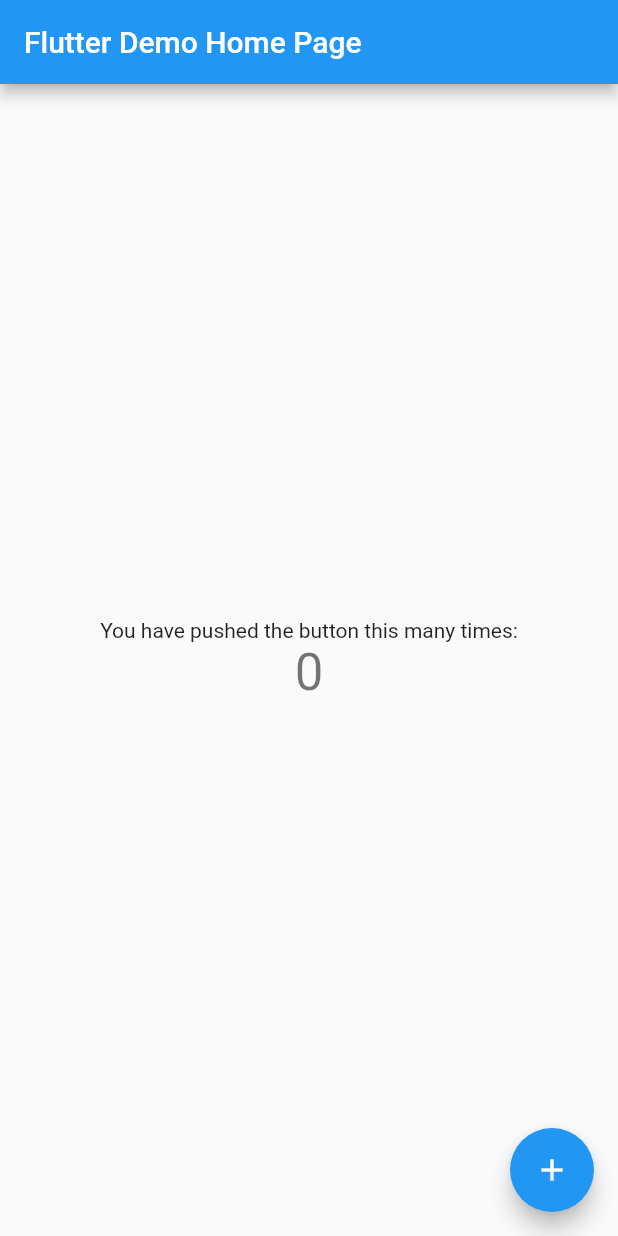
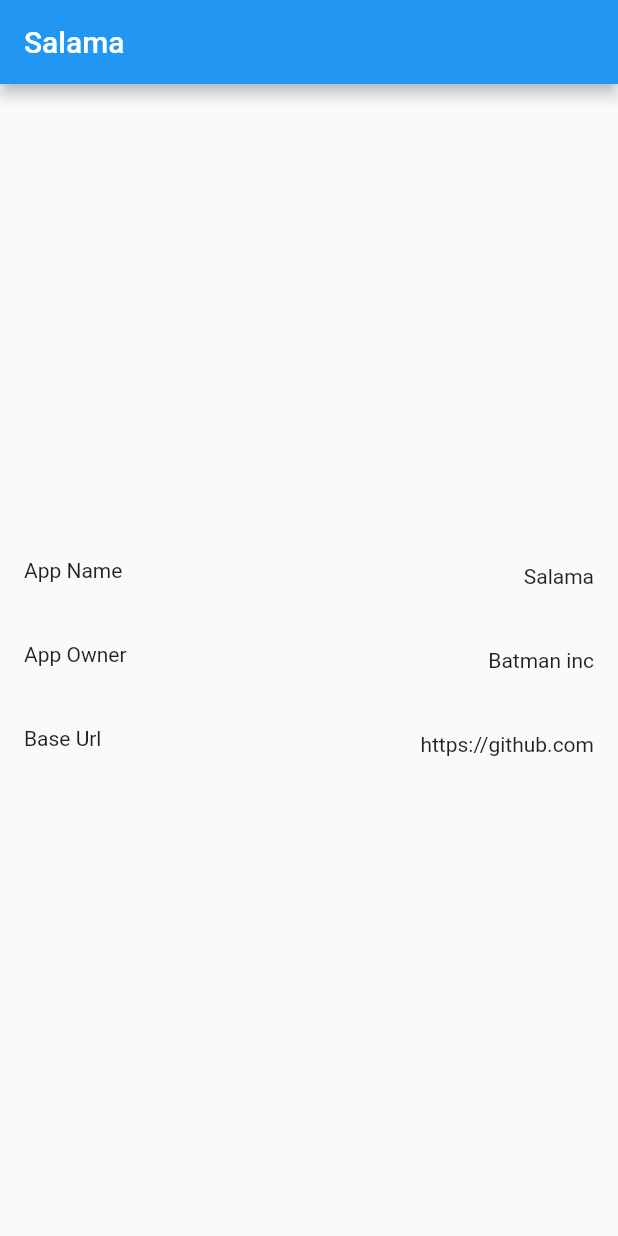
Before and after one commit to Mastersam07/salama, a Flutter app: the screen it shows after launch, on a phone screen of 412 x 824 dp. Run offline on Flutter 3.47's test engine with Material 2 defaults, Android fonts, the phone set to English and light mode, and no system bars.

Commit message:
:lock: chore: added sample secrets as app constants

```diff
--- /dev/null
+++ b/lib/constants.dart
@@ -0,0 +1,5 @@
+class Secrets {
+  static const baseUrl = "https://github.com";
+  static const appName = "Salama";
+  static const appOwner = "Batman inc";
+}
--- a/lib/main.dart
+++ b/lib/main.dart
@@ -1,4 +1,5 @@
 import 'package:flutter/material.dart';
+import 'package:salama/constants.dart';
 
 void main() {
   runApp(const MyApp());
@@ -11,105 +12,48 @@ class MyApp extends StatelessWidget {
   @override
   Widget build(BuildContext context) {
     return MaterialApp(
-      title: 'Flutter Demo',
+      title: 'Salama',
       theme: ThemeData(
-        // This is the theme of your application.
-        //
-        // Try running your application with "flutter run". You'll see the
-        // application has a blue toolbar. Then, without quitting the app, try
-        // changing the primarySwatch below to Colors.green and then invoke
-        // "hot reload" (press "r" in the console where you ran "flutter run",
-        // or simply save your changes to "hot reload" in a Flutter IDE).
-        // Notice that the counter didn't reset back to zero; the application
-        // is not restarted.
         primarySwatch: Colors.blue,
       ),
-      home: const MyHomePage(title: 'Flutter Demo Home Page'),
+      home: const MyHomePage(title: 'Salama'),
     );
   }
 }
 
-class MyHomePage extends StatefulWidget {
+class MyHomePage extends StatelessWidget {
   const MyHomePage({super.key, required this.title});
-
-  // This widget is the home page of your application. It is stateful, meaning
-  // that it has a State object (defined below) that contains fields that affect
-  // how it looks.
-
-  // This class is the configuration for the state. It holds the values (in this
-  // case the title) provided by the parent (in this case the App widget) and
-  // used by the build method of the State. Fields in a Widget subclass are
-  // always marked "final".
 
   final String title;
 
   @override
-  State<MyHomePage> createState() => _MyHomePageState();
-}
-
-class _MyHomePageState extends State<MyHomePage> {
-  int _counter = 0;
-
-  void _incrementCounter() {
-    setState(() {
-      // This call to setState tells the Flutter framework that something has
-      // changed in this State, which causes it to rerun the build method below
-      // so that the display can reflect the updated values. If we changed
-      // _counter without calling setState(), then the build method would not be
-      // called again, and so nothing would appear to happen.
-      _counter++;
-    });
-  }
-
-  @override
   Widget build(BuildContext context) {
-    // This method is rerun every time setState is called, for instance as done
-    // by the _incrementCounter method above.
-    //
-    // The Flutter framework has been optimized to make rerunning build methods
-    // fast, so that you can just rebuild anything that needs updating rather
-    // than having to individually change instances of widgets.
     return Scaffold(
       appBar: AppBar(
-        // Here we take the value from the MyHomePage object that was created by
-        // the App.build method, and use it to set our appbar title.
-        title: Text(widget.title),
+        title: Text(title),
       ),
       body: Center(
-        // Center is a layout widget. It takes a single child and positions it
-        // in the middle of the parent.
         child: Column(
-          // Column is also a layout widget. It takes a list of children and
-          // arranges them vertically. By default, it sizes itself to fit its
-          // children horizontally, and tries to be as tall as its parent.
-          //
-          // Invoke "debug painting" (press "p" in the console, choose the
-          // "Toggle Debug Paint" action from the Flutter Inspector in Android
-          // Studio, or the "Toggle Debug Paint" command in Visual Studio Code)
-          // to see the wireframe for each widget.
-          //
-          // Column has various properties to control how it sizes itself and
-          // how it positions its children. Here we use mainAxisAlignment to
-          // center the children vertically; the main axis here is the vertical
-          // axis because Columns are vertical (the cross axis would be
-          // horizontal).
           mainAxisAlignment: MainAxisAlignment.center,
-          children: <Widget>[
-            const Text(
-              'You have pushed the button this many times:',
+          children: const <Widget>[
+            ListTile(
+              leading: Text('App Name'),
+              trailing: Text(Secrets.appName),
             ),
-            Text(
-              '$_counter',
-              style: Theme.of(context).textTheme.headlineMedium,
+            ListTile(
+              leading: Text('App Owner'),
+              trailing: Text(
+                Secrets.appOwner,
+                textAlign: TextAlign.start,
+              ),
+            ),
+            ListTile(
+              leading: Text('Base Url'),
+              trailing: Text(Secrets.baseUrl),
             ),
           ],
         ),
       ),
-      floatingActionButton: FloatingActionButton(
-        onPressed: _incrementCounter,
-        tooltip: 'Increment',
-        child: const Icon(Icons.add),
-      ), // This trailing comma makes auto-formatting nicer for build methods.
     );
   }
 }
```
